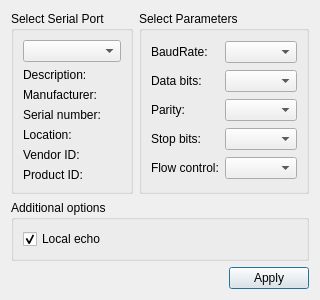
Before: the Qt Designer form qt5-app/settingsdialog.ui in khuehm17/qt-rtPlotter, drawn with Qt 5.
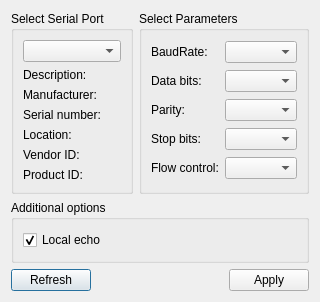
After: the same form once the commit is applied.

Commit message: Add button Refresh into Setting, update plot

```diff
--- a/qt5-app/settingsdialog.ui
+++ b/qt5-app/settingsdialog.ui
@@ -6,8 +6,8 @@
    <rect>
     <x>0</x>
     <y>0</y>
-    <width>281</width>
-    <height>262</height>
+    <width>294</width>
+    <height>302</height>
    </rect>
   </property>
   <property name="windowTitle">
@@ -129,6 +129,13 @@
    </item>
    <item row="2" column="0" colspan="2">
     <layout class="QHBoxLayout" name="horizontalLayout">
+     <item>
+      <widget class="QPushButton" name="RefreshButton">
+       <property name="text">
+        <string>Refresh</string>
+       </property>
+      </widget>
+     </item>
      <item>
       <spacer name="horizontalSpacer">
        <property name="orientation">
```
The commit also changes 3 other files.
